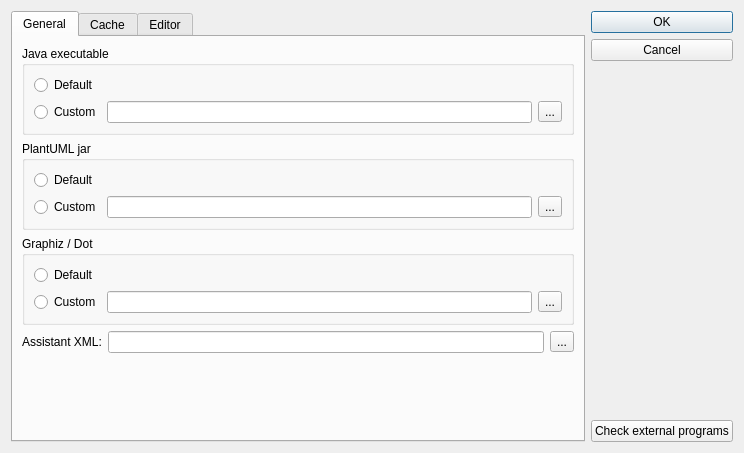
The window that PreferencesDialog.ui (mauricekoster/plantuml_editor) describes before a commit, drawn with Qt 5.
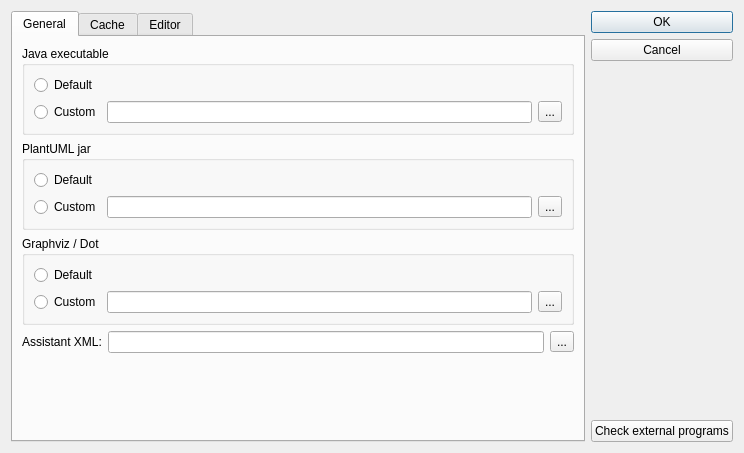
The same window after the commit.

The edit to the form file:
```diff
--- a/PreferencesDialog.ui
+++ b/PreferencesDialog.ui
@@ -107,7 +107,7 @@
        <item>
         <widget class="QGroupBox" name="groupBox_3">
          <property name="title">
-          <string>Graphiz / Dot</string>
+          <string>Graphviz / Dot</string>
          </property>
          <layout class="QVBoxLayout" name="verticalLayout_3">
           <item>
```
Left out of the diff: 10 changed lines with no effect on the pictures.
